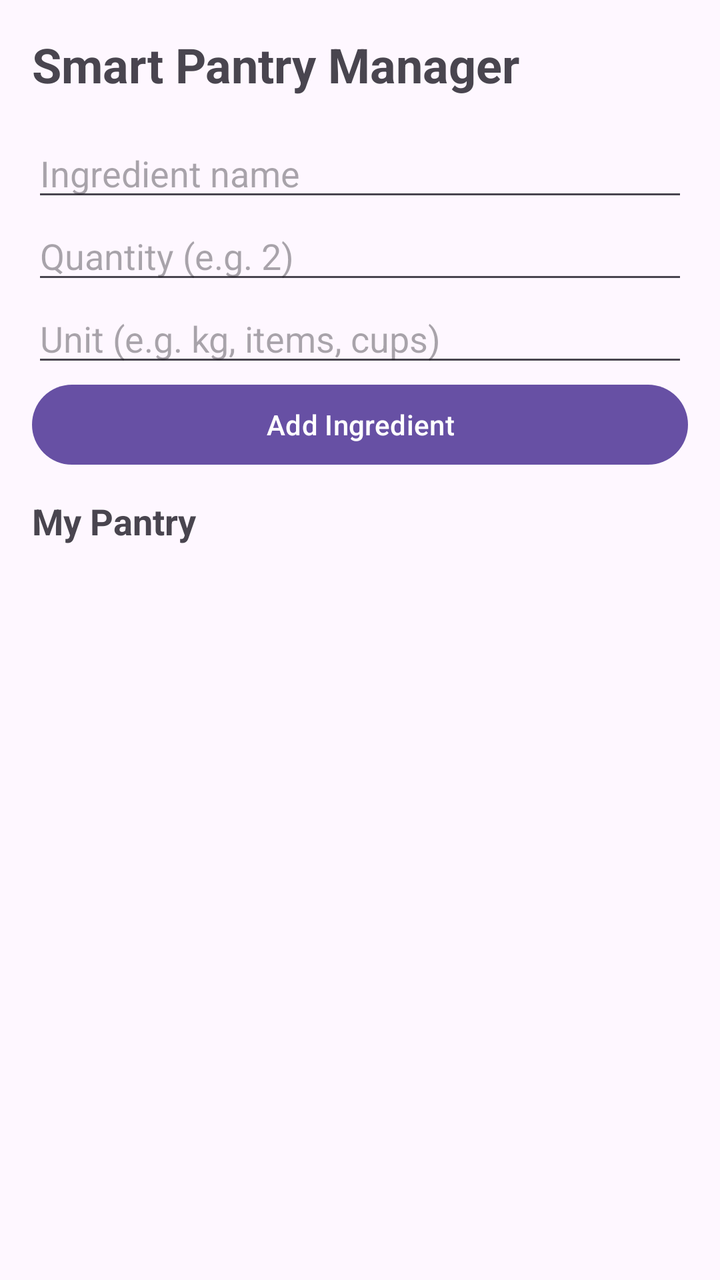
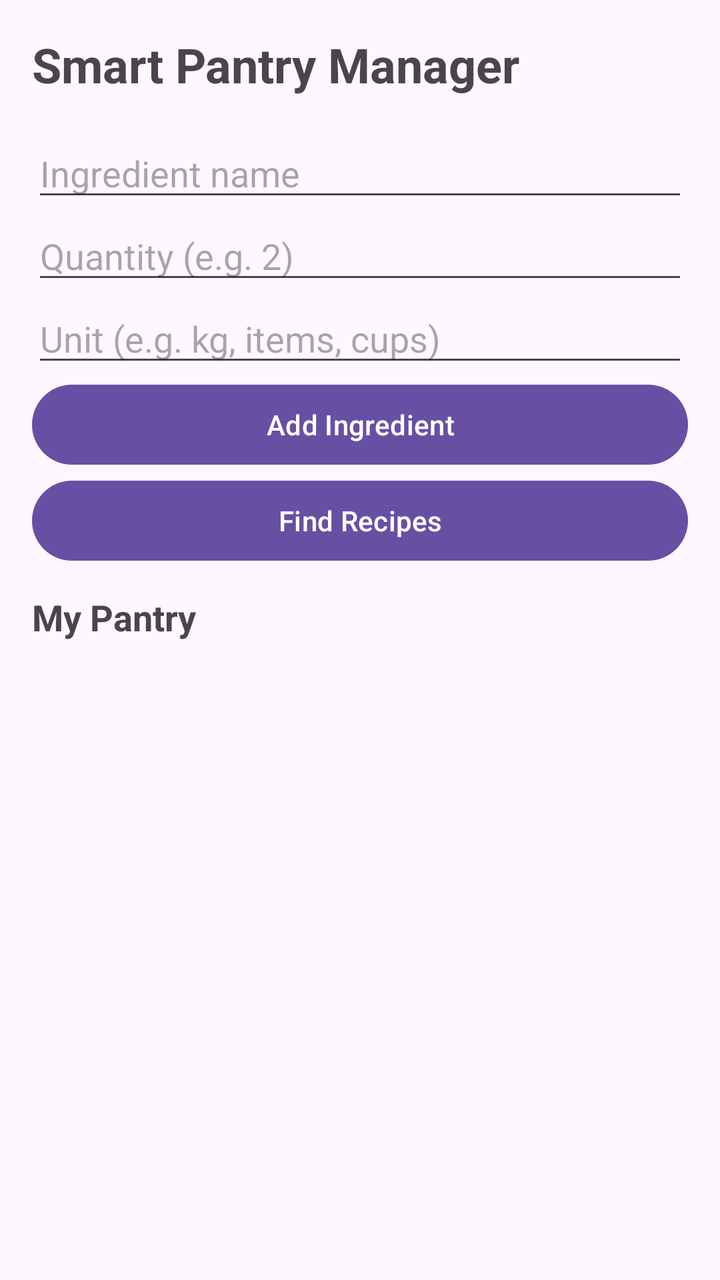

An Android layout rendered at two revisions. The XML below is the earlier revision; the diff shows what the commit changed to produce the second picture.
<!-- AndroidManifest.xml: application theme Theme.SmartPantryManager -->
<!-- res/layout/activity_main.xml -->
<LinearLayout xmlns:android="http://schemas.android.com/apk/res/android"
    android:layout_width="match_parent"
    android:layout_height="match_parent"
    android:orientation="vertical"
    android:padding="16dp">

    <TextView
        android:layout_width="match_parent"
        android:layout_height="wrap_content"
        android:text="Smart Pantry Manager"
        android:textSize="24sp"
        android:textStyle="bold"
        android:paddingBottom="16dp" />

    <EditText
        android:id="@+id/ingredientName"
        android:layout_width="match_parent"
        android:layout_height="wrap_content"
        android:hint="Ingredient name"
        android:inputType="textCapSentences"
        android:singleLine="true" />

    <EditText
        android:id="@+id/ingredientQuantity"
        android:layout_width="match_parent"
        android:layout_height="wrap_content"
        android:hint="Quantity (e.g. 2)"
        android:inputType="numberDecimal"
        android:singleLine="true" />

    <EditText
        android:id="@+id/ingredientUnit"
        android:layout_width="match_parent"
        android:layout_height="wrap_content"
        android:hint="Unit (e.g. kg, items, cups)"
        android:inputType="text"
        android:singleLine="true" />

    <Button
        android:id="@+id/addIngredientButton"
        android:layout_width="match_parent"
        android:layout_height="wrap_content"
        android:text="Add Ingredient" />

    <TextView
        android:layout_width="match_parent"
        android:layout_height="wrap_content"
        android:text="My Pantry"
        android:textSize="18sp"
        android:textStyle="bold"
        android:paddingTop="12dp"
        android:paddingBottom="8dp" />

    <ListView
        android:id="@+id/pantryList"
        android:layout_width="match_parent"
        android:layout_height="0dp"
        android:layout_weight="1"
        android:dividerHeight="1dp" />

</LinearLayout>
<!-- resources referenced by this layout -->
<resources>
  <style name="Theme.SmartPantryManager" parent="Base.Theme.SmartPantryManager" />
  <style name="Base.Theme.SmartPantryManager" parent="Theme.Material3.DayNight.NoActionBar">
          
          
      </style>
</resources>

<!-- the commit's change to res/layout/activity_main.xml (unified diff, before → after) -->
@@ -42,6 +42,12 @@
         android:layout_height="wrap_content"
         android:text="Add Ingredient" />
 
+    <Button
+        android:id="@+id/findRecipesButton"
+        android:layout_width="match_parent"
+        android:layout_height="wrap_content"
+        android:text="Find Recipes" />
+
     <TextView
         android:layout_width="match_parent"
         android:layout_height="wrap_content"
